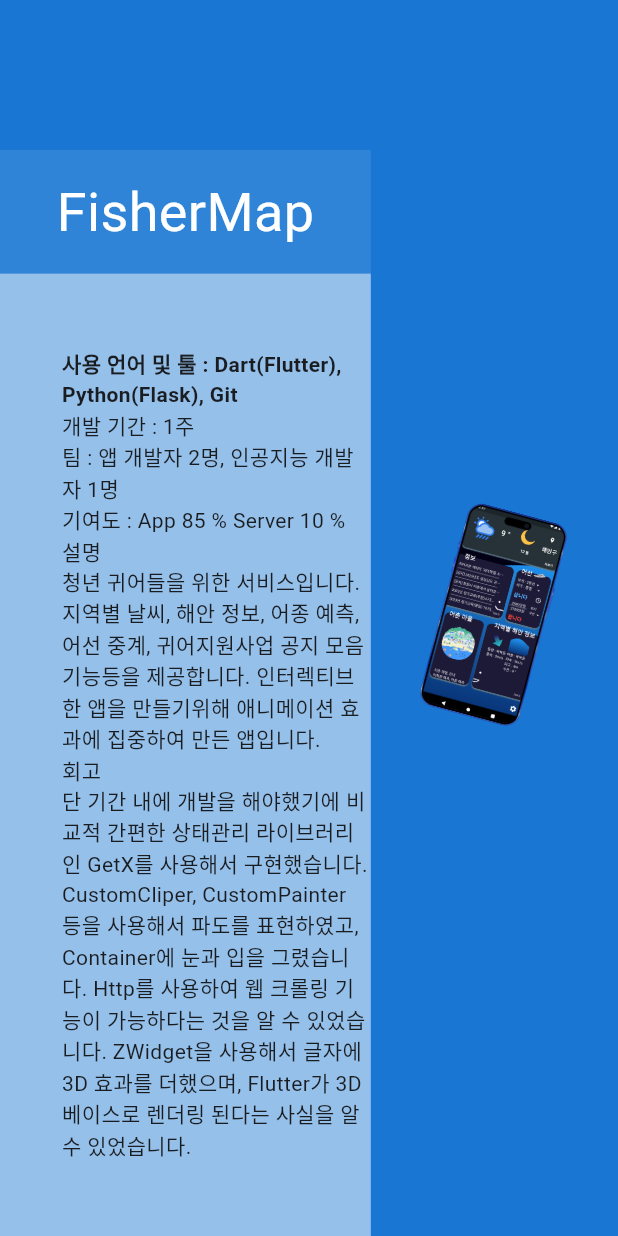
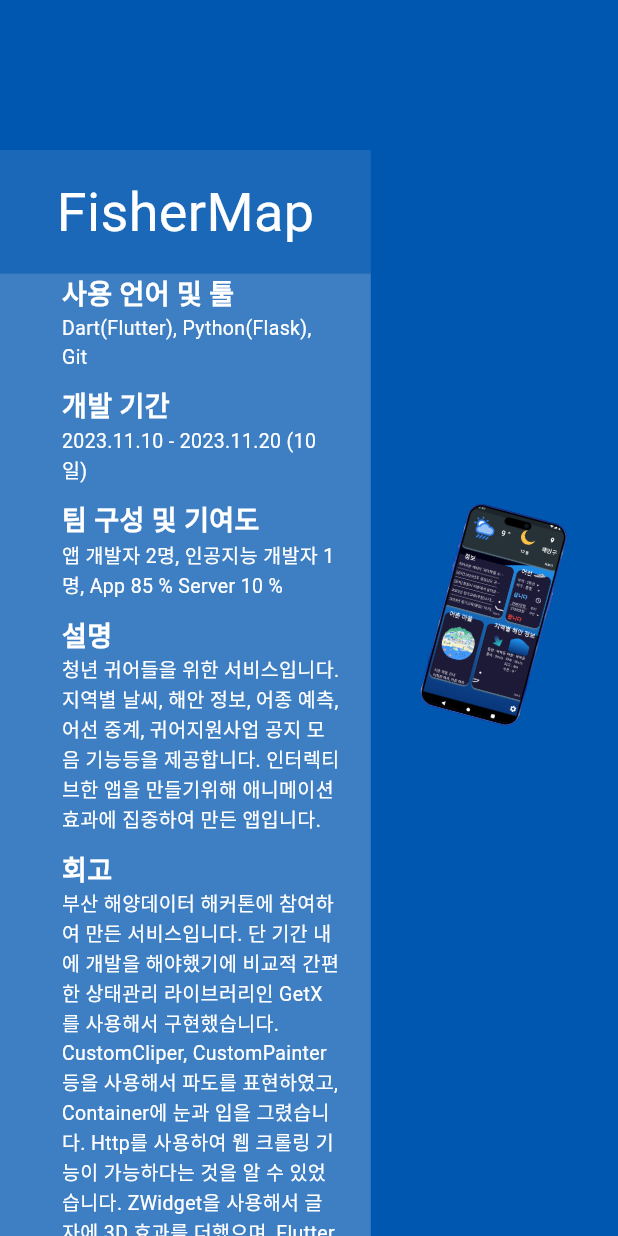
Before and after one commit to k984530/Homepage, a Flutter app: the Portfolio001 widget shown alone on an empty page, opened directly, on a phone screen of 412 x 824 dp. Run offline on Flutter 3.47's test engine with Material 3 defaults, Android fonts, the phone set to English and light mode, and no system bars; our stand-ins replace get, glassmorphism, google_fonts, lottie, video_player.

Commit message:
[ADD] First Portfolio

```diff
--- a/lib/Screens/First/Portfolios/FirstPortfolio.dart
+++ b/lib/Screens/First/Portfolios/FirstPortfolio.dart
@@ -13,7 +13,7 @@ class Portfolio001 extends StatelessWidget {
     return Container(
       width: w,
       height: h,
-      color: Colors.blue[700],
+      color: const Color.fromARGB(255, 0, 87, 175),
       child: Stack(
         children: [
           Positioned(
@@ -82,32 +82,129 @@ class Portfolio001 extends StatelessWidget {
             height: h * 0.9 - 100,
             width: w * 0.6,
             child: Container(
-              color: Colors.white54,
-              padding: EdgeInsets.only(left: w * 0.1),
+              color: Colors.white24,
+              padding: EdgeInsets.only(left: w * 0.1, right: w * 0.05),
               child: Column(
                 mainAxisAlignment: MainAxisAlignment.center,
                 crossAxisAlignment: CrossAxisAlignment.start,
                 children: [
                   Text.rich(
                     TextSpan(
-                      text: '사용 언어 및 툴 : ',
-                      style: GoogleFonts.aBeeZee(
+                      text: '사용 언어 및 툴\n',
+                      style: GoogleFonts.ibmPlexSansKr(
                         fontWeight: FontWeight.bold,
+                        color: Colors.white,
+                        fontSize: 18,
                       ),
                       children: [
                         TextSpan(
                           text: 'Dart(Flutter), Python(Flask), Git',
-                          style: GoogleFonts.aDLaMDisplay(),
+                          style: TextStyle(
+                            fontWeight: FontWeight.normal,
+                            fontSize: 13,
+                          ),
                         ),
                       ],
                     ),
                   ),
-                  Text("개발 기간 : 1주"),
-                  Text("팀 : 앱 개발자 2명, 인공지능 개발자 1명\n기여도 : App 85 % Server 10 %"),
-                  Text(
-                      "설명\n청년 귀어들을 위한 서비스입니다. 지역별 날씨, 해안 정보, 어종 예측, 어선 중계, 귀어지원사업 공지 모음 기능등을 제공합니다. 인터렉티브한 앱을 만들기위해 애니메이션 효과에 집중하여 만든 앱입니다."),
-                  Text(
-                      "회고\n단 기간 내에 개발을 해야했기에 비교적 간편한 상태관리 라이브러리인 GetX를 사용해서 구현했습니다. CustomCliper, CustomPainter 등을 사용해서 파도를 표현하였고, Container에 눈과 입을 그렸습니다. Http를 사용하여 웹 크롤링 기능이 가능하다는 것을 알 수 있었습니다. ZWidget을 사용해서 글자에 3D 효과를 더했으며, Flutter가 3D 베이스로 렌더링 된다는 사실을 알 수 있었습니다."),
+                  SizedBox(
+                    height: 10,
+                  ),
+                  Text.rich(
+                    TextSpan(
+                      text: '개발 기간\n',
+                      style: GoogleFonts.ibmPlexSansKr(
+                        fontWeight: FontWeight.bold,
+                        color: Colors.white,
+                        fontSize: 18,
+                      ),
+                      children: [
+                        TextSpan(
+                          text: '2023.11.10 - 2023.11.20 (10일)',
+                          style: TextStyle(
+                            fontWeight: FontWeight.normal,
+                            fontSize: 13,
+                          ),
+                        )
+                      ],
+                    ),
+                  ),
+                  SizedBox(
+                    height: 10,
+                  ),
+                  Text.rich(
+                    TextSpan(
+                      text: '팀 구성 및 기여도\n',
+                      style: GoogleFonts.ibmPlexSansKr(
+                        fontWeight: FontWeight.bold,
+                        color: Colors.white,
+                        fontSize: 18,
+                      ),
+                      children: [
+                        TextSpan(
+                          text: '앱 개발자 2명, 인공지능 개발자 1명, App 85 % Server 10 %',
+                          style: TextStyle(
+                            fontWeight: FontWeight.normal,
+                            fontSize: 13,
+                          ),
+                        ),
+                      ],
+                    ),
+                  ),
+                  SizedBox(
+                    height: 10,
+                  ),
+                  Text.rich(
+                    TextSpan(
+                      text: '설명\n',
+                      style: GoogleFonts.ibmPlexSansKr(
+                        fontWeight: FontWeight.bold,
+                        color: Colors.white,
+                        fontSize: 18,
+                      ),
+                      children: [
+                        TextSpan(
+                          text:
+                              '청년 귀어들을 위한 서비스입니다. 지역별 날씨, 해안 정보, 어종 예측, 어선 중계, 귀어지원사업 공지 모음 기능등을 제공합니다. 인터렉티브한 앱을 만들기위해 애니메이션 효과에 집중하여 만든 앱입니다.',
+                          style: TextStyle(
+                            fontWeight: FontWeight.normal,
+                            fontSize: 13,
+                          ),
+                        ),
+                      ],
+                    ),
+                  ),
+                  SizedBox(
+                    height: 10,
+                  ),
+                  Text.rich(
+                    TextSpan(
+                      text: '회고\n',
+                      style: GoogleFonts.ibmPlexSansKr(
+                        fontWeight: FontWeight.bold,
+                        color: Colors.white,
+                        fontSize: 18,
+                      ),
+                      children: [
+                        TextSpan(
+                          text:
+                              "부산 해양데이터 해커톤에 참여하여 만든 서비스입니다. 단 기간 내에 개발을 해야했기에 비교적 간편한 상태관리 라이브러리인 GetX를 사용해서 구현했습니다. CustomCliper, CustomPainter 등을 사용해서 파도를 표현하였고, Container에 눈과 입을 그렸습니다. Http를 사용하여 웹 크롤링 기능이 가능하다는 것을 알 수 있었습니다. ZWidget을 사용해서 글자에 3D 효과를 더했으며, Flutter가 3D를 기반으로 렌더링 된다는 사실을 알 수 있었습니다.",
+                          style: TextStyle(
+                            fontWeight: FontWeight.normal,
+                            fontSize: 13,
+                          ),
+                        ),
+                      ],
+                    ),
+                  ),
+                  SizedBox(
+                    height: 25,
+                  ),
+                  Image.asset(
+                    'assets/git.png',
+                    color: Colors.white,
+                    width: 50,
+                  )
                 ],
               ),
             ),
```
Also changed, not shown: assets/git.png (added).
